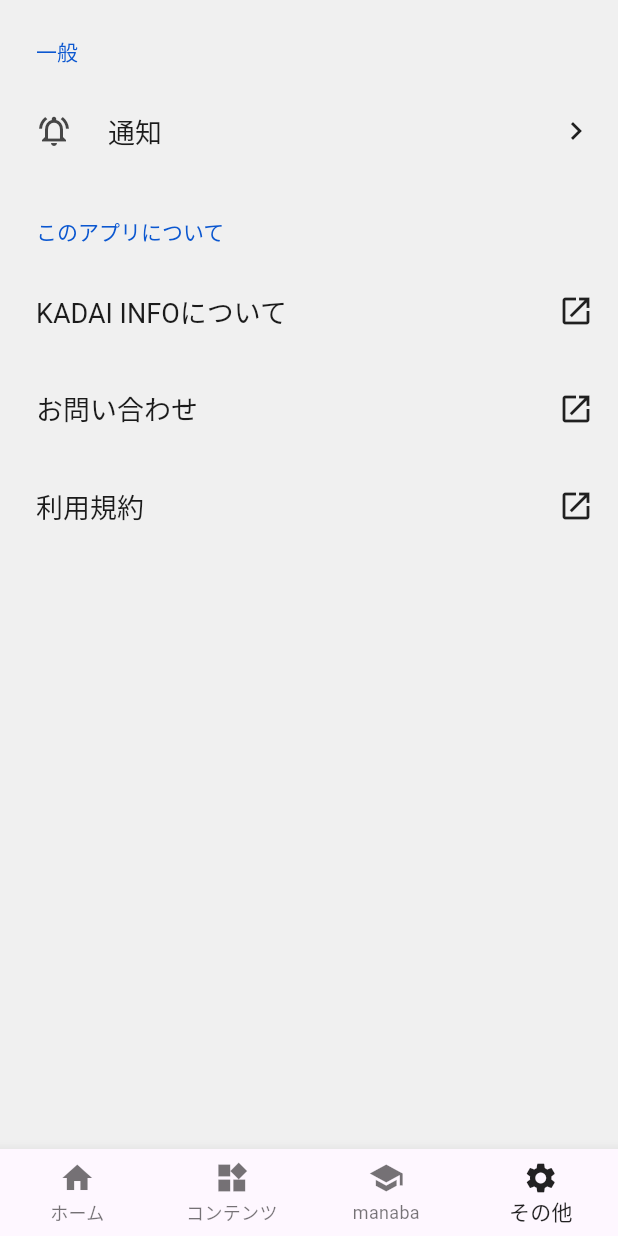
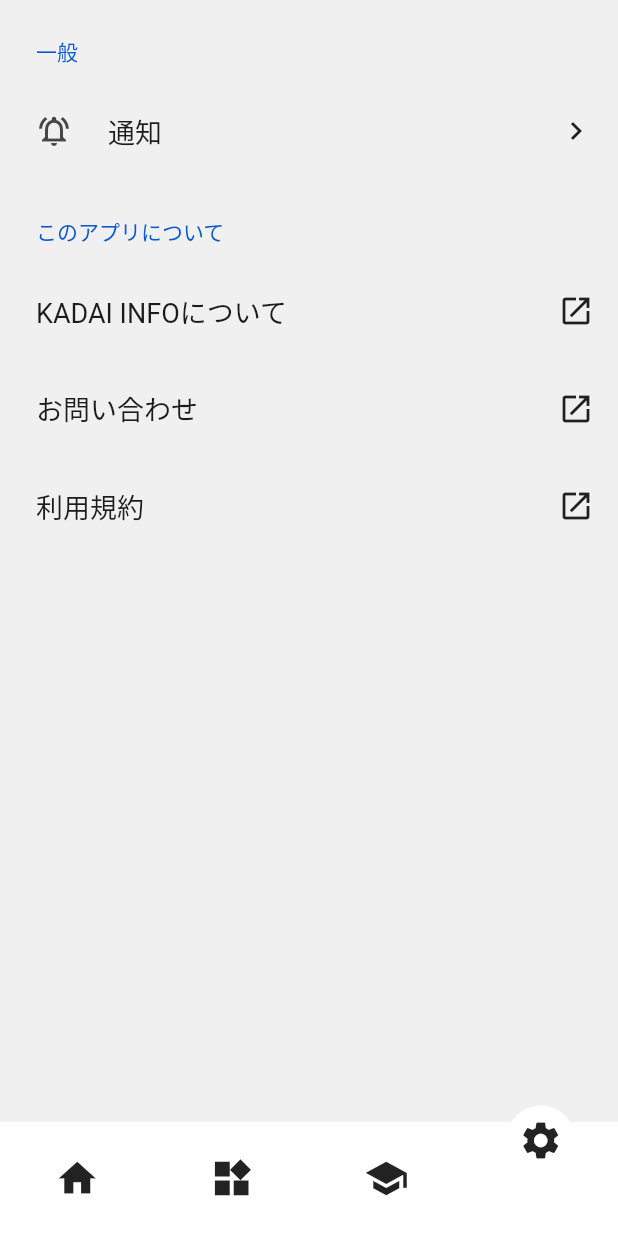
Before and after one commit to kadaiinfo/KADAI-INFO-STUDIO-APP, a Flutter app: the screen it shows after launch, item 4 of the bottom bar chosen, on a phone screen of 412 x 824 dp. Run offline on Flutter 3.47's test engine with Material 3 defaults, Android fonts, the phone set to English and light mode, and no system bars; drawn by our look-alikes of curved_navigation_bar, settings_ui; our stand-ins replace firebase_messaging, webview_flutter; accounts and stored records are empty.

Commit message:
bar update

```diff
--- a/lib/main.dart
+++ b/lib/main.dart
@@ -1,11 +1,10 @@
-//インポートしたものは、pubspec.yamlに記載する必要があります。
-//記載した後はターミナルでflutter pub getを実行してください。
-import 'package:flutter/material.dart'; // Flutterのマテリアルデザインウィジェットをインポートします。
+import 'package:flutter/material.dart';
+import 'package:curved_navigation_bar/curved_navigation_bar.dart';
 
-import 'setting_page.dart'; // settingファイルをインポート
-import 'contets_page.dart'; // contetsファイルをインポート
-import 'home_page.dart'; // homeファイルをインポート
-import 'manaba_page.dart'; // manabaファイルをインポート
+import 'setting_page.dart';
+import 'contets_page.dart';
+import 'home_page.dart';
+import 'manaba_page.dart';
 
 void main() {
   runApp(MyApp());
@@ -28,8 +27,7 @@ class WebViewWithErrorHandling extends StatefulWidget {
 }
 
 class _WebViewWithErrorHandlingState extends State<WebViewWithErrorHandling> {
-  //bool _isLoading = true;
-  int _currentIndex = 0; //デフォルトのインデックスをトップページに設定します。
+  int _currentIndex = 0;
 
   @override
   Widget build(BuildContext context) {
@@ -57,51 +55,36 @@ class _WebViewWithErrorHandlingState extends State<WebViewWithErrorHandling> {
     // Scaffoldで画面を構成します。
     return Scaffold(
       backgroundColor: Colors.white,
-      // 上部のバー
       appBar: PreferredSize(
-        preferredSize: Size.fromHeight(0.0),
+        preferredSize: Size.fromHeight(0.0), // AppBarの高さを設定
         child: AppBar(
-          backgroundColor: Colors.white,
-          iconTheme: IconThemeData(color: Colors.black54),
-          elevation: 0,
+          backgroundColor: Colors.white, // AppBarの背景色を白に設定
+          iconTheme: IconThemeData(color: Colors.black54), // アイコンの色を設定
+          elevation: 0, // AppBarの影をなくす
         ),
       ),
-
-      //ボディ
       body: _body,
-
-      // 下部のバー
-      bottomNavigationBar: BottomNavigationBar(
-        selectedItemColor: Colors.black87,
-        unselectedItemColor: Colors.black54,
-        showUnselectedLabels: true,
-        type: BottomNavigationBarType.fixed, //これを設定するとタブが選択された時にアニメーションしなくなる。
-        currentIndex: _currentIndex,
+      bottomNavigationBar: Padding(
+        padding: EdgeInsets.only(bottom: 16), // ナビゲーションバーの下に10の余白を追加
+        child: CurvedNavigationBar(
+          index: _currentIndex,
+          height: 60,
+          items: <Widget>[
+            Icon(Icons.home, size: 30),
+            Icon(Icons.widgets, size: 30),
+            Icon(Icons.school, size: 30),
+            Icon(Icons.settings, size: 30),
+          ],
+          color: Colors.white, // ナビゲーションバーの背景色
+          backgroundColor: Colors.white,
+          buttonBackgroundColor: Colors.white, // タブボタンの背景色
+          animationDuration: Duration(milliseconds: 300),
           onTap: (index) {
             setState(() {
               _currentIndex = index;
             });
           },
-
-        // 下部のバーの詳細を設定します。
-        items: [
-          BottomNavigationBarItem(
-            icon: Icon(Icons.home),
-            label: 'ホーム',
         ),
-          BottomNavigationBarItem(
-            icon: Icon(Icons.widgets),
-            label: 'コンテンツ',
-          ),
-          BottomNavigationBarItem(
-            icon: Icon(Icons.school),
-            label: 'manaba',
-          ),
-          BottomNavigationBarItem(
-            icon: Icon(Icons.settings),
-            label: 'その他',
-          ),
-        ],
       ),
     );
   }
--- a/pubspec.yaml
+++ b/pubspec.yaml
@@ -22,6 +22,7 @@ dependencies:
   cupertino_icons: ^1.0.2
   firebase_messaging: ^14.7.10
   firebase_core: ^2.24.2
+  curved_navigation_bar: ^1.0.3
 
 dev_dependencies:
   flutter_test:
```
Also changed, not shown: pubspec.lock. Lines whose indentation alone changed are shown as unchanged.
